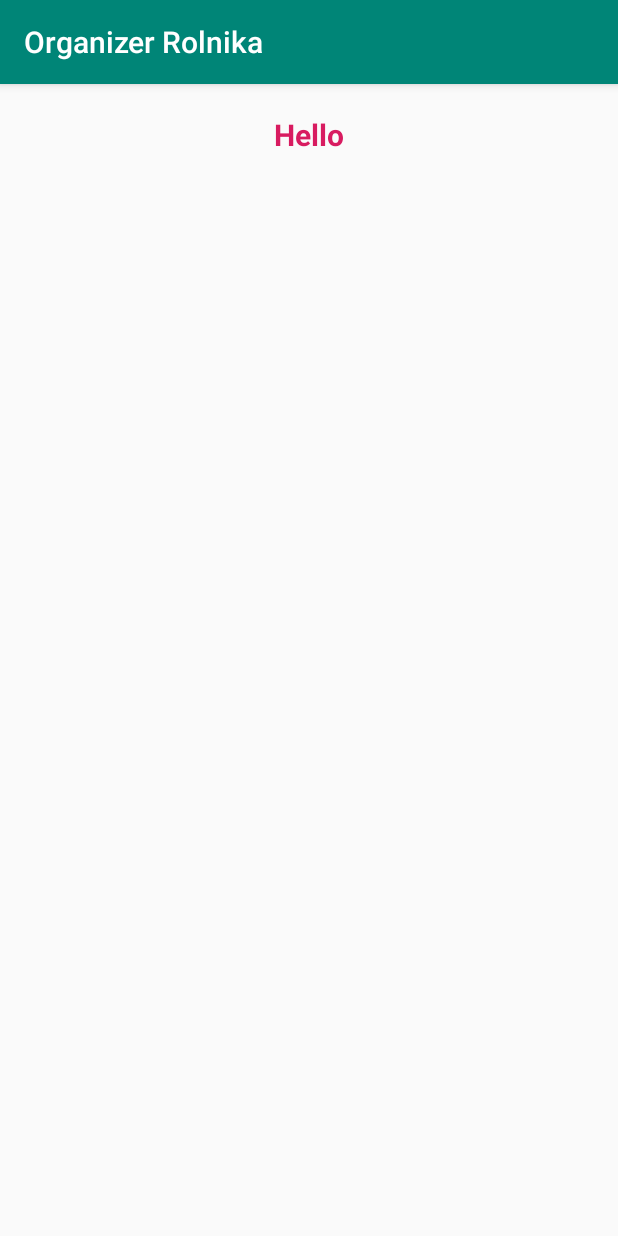
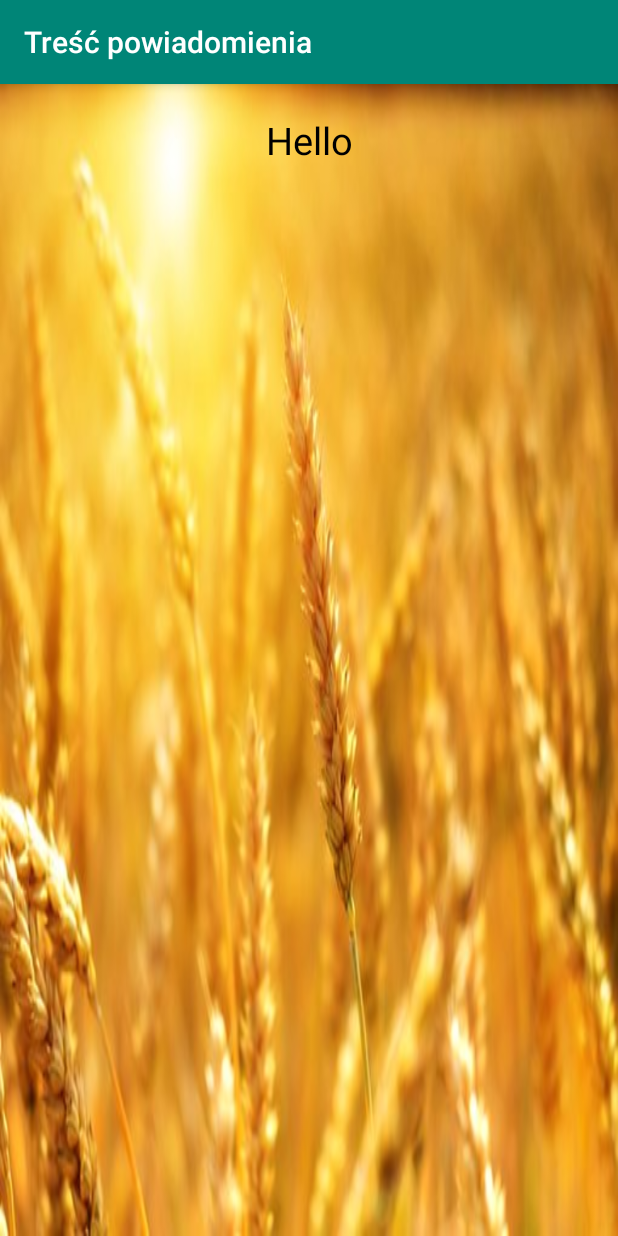
Before and after one commit to grzegorz1994/AplikacjaMobilna, an Android app: the NotificationMessage screen opened directly, with no data from a screen before it, on a phone screen of 412 x 824 dp. Run offline under Robolectric (Android 15) with nearby library versions, the phone set to English and light mode, and no system bars; 1 statement that could not run was skipped.

Commit message:
Modyfikacja aktywności wyświetlającej treść powiadomienia

```diff
--- a/app/src/main/java/com/example/organizerrolnika/NotificationMessage.java
+++ b/app/src/main/java/com/example/organizerrolnika/NotificationMessage.java
@@ -1,5 +1,6 @@
 package com.example.organizerrolnika;
 
+import android.support.v7.app.ActionBar;
 import android.support.v7.app.AppCompatActivity;
 import android.os.Bundle;
 import android.widget.TextView;
@@ -15,5 +16,9 @@ public class NotificationMessage extends AppCompatActivity {
         textView = findViewById(R.id.tv_message);
         Bundle bundle = getIntent().getExtras();
         textView.setText(bundle.getString("message"));
+
+        ActionBar actionBar = getSupportActionBar();
+        assert actionBar != null;
+        actionBar.setTitle("Treść powiadomienia");
     }
 }
--- a/app/src/main/res/layout/activity_notification_message.xml
+++ b/app/src/main/res/layout/activity_notification_message.xml
@@ -5,6 +5,7 @@
     android:layout_width="match_parent"
     android:layout_height="match_parent"
     android:orientation="vertical"
+    android:background="@drawable/rolnictwo_tlo"
     tools:context=".NotificationMessage">
 
     <TextView
@@ -14,8 +15,8 @@
         android:layout_marginTop="20dp"
         android:gravity="center"
         android:text="Hello"
-        android:textColor="@color/colorAccent"
-        android:textSize="20dp"
-        android:textStyle="bold" />
+        android:textColor="@color/common_google_signin_btn_text_dark_focused"
+        android:textSize="25dp"
+        android:textStyle="normal" />
 
 </LinearLayout>
```
